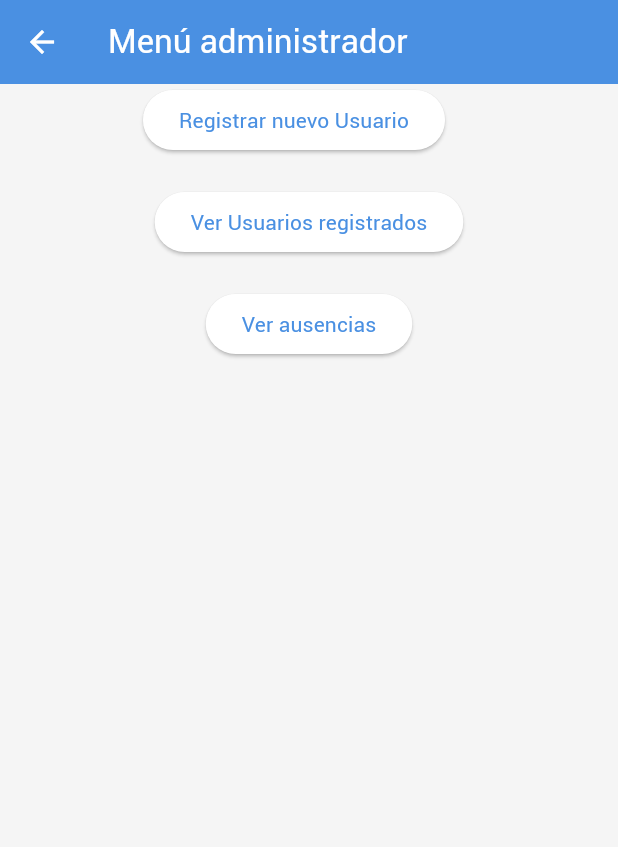
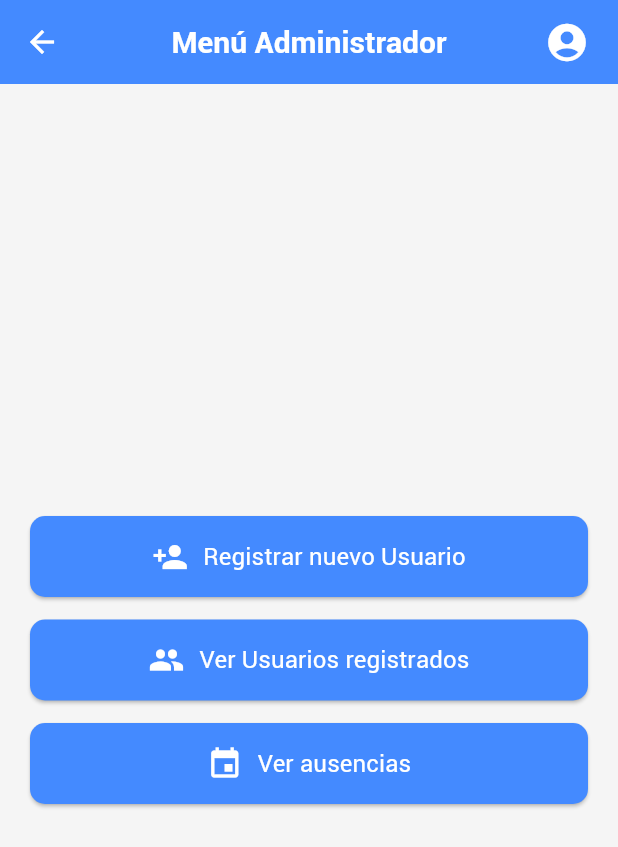
Before and after one commit to Carpetano/TFG, a Flutter app: the AdminMainMenuPage screen opened directly, on a phone screen of 412 x 824 dp. Shown: the top 847 px of the screen. Run offline on Flutter 3.47's test engine with Material 3 defaults, Android fonts, the phone set to English and light mode, and no system bars; our stand-ins replace flutter_slidable, supabase_flutter, table_calendar, video_player; accounts and stored records are empty; network calls fail.

Commit message:
pequeños cambios

```diff
--- a/codigo_fuente/lib/Paginas/admin_main_menu_page.dart
+++ b/codigo_fuente/lib/Paginas/admin_main_menu_page.dart
@@ -1,7 +1,7 @@
+import 'package:flutter/material.dart';
 import 'package:codigo/Paginas/profesor_main_menu_page.dart';
 import 'package:codigo/Paginas/register_user_page.dart';
 import 'package:codigo/Paginas/view_Users_page.dart';
-import 'package:flutter/material.dart';
 
 class AdminMainMenuPage extends StatefulWidget {
   const AdminMainMenuPage({super.key});
@@ -10,85 +10,111 @@ class AdminMainMenuPage extends StatefulWidget {
   State<AdminMainMenuPage> createState() => _AdminMainMenuPageState();
 }
 
-class _AdminMainMenuPageState extends State<AdminMainMenuPage>
-    with SingleTickerProviderStateMixin {
-  late AnimationController _controller;
-
-  @override
-  void initState() {
-    super.initState();
-    _controller = AnimationController(vsync: this);
-  }
-
-  @override
-  void dispose() {
-    _controller.dispose();
-    super.dispose();
-  }
-
+class _AdminMainMenuPageState extends State<AdminMainMenuPage> {
   @override
   Widget build(BuildContext context) {
     return Scaffold(
-      appBar: AppBar(title: Text("Menú administrador")),
-      body: Column(
-        children: [
-          // Existing content
-          Row(
-            mainAxisAlignment: MainAxisAlignment.center,
-            children: [
-              ElevatedButton(
-                onPressed: () {
-                  Navigator.push(
-                    context,
-                    MaterialPageRoute(
-                      builder: (context) => const RegistrationPage(),
-                    ),
-                  );
-                },
-                child: Text('Registrar nuevo Usuario'),
+      appBar: AppBar(
+        title: const Text(
+          "Menú Administrador",
+          style: TextStyle(fontSize: 20, fontWeight: FontWeight.bold),
+        ),
+        backgroundColor: Colors.blueAccent,
+        centerTitle: true,
+        actions: [
+          PopupMenuButton<String>(
+            onSelected: (value) {
+              if (value == 'perfil') {
+                Navigator.push(
+                  context,
+                  MaterialPageRoute(builder: (context) => const RegistrationPage()),
+                );
+              } else if (value == 'ajustes') {
+                Navigator.push(
+                  context,
+                  MaterialPageRoute(builder: (context) => const ViewUsersPage()),
+                );
+              } else if (value == 'salir') {
+                Navigator.pushReplacement(
+                  context,
+                  MaterialPageRoute(builder: (context) => const ProfesorMainMenuPage()),
+                );
+              }
+            },
+            itemBuilder: (BuildContext context) => [
+              const PopupMenuItem(
+                value: 'perfil',
+                child: Text('Ver Perfil'),
               ),
-              SizedBox(width: 20),
-            ],
-          ),
-          SizedBox(height: 20),
-          Row(
-            mainAxisAlignment: MainAxisAlignment.center,
-            children: [
-              ElevatedButton(
-                onPressed: () {
-                  Navigator.push(
-                    context,
-                    MaterialPageRoute(
-                      builder: (context) => const ViewUsersPage(),
-                    ),
-                  );
-                },
-                child: Text('Ver Usuarios registrados'),
+              const PopupMenuItem(
+                value: 'ajustes',
+                child: Text('Ajustes'),
+              ),
+              const PopupMenuItem(
+                value: 'salir',
+                child: Text('Cerrar Sesión'),
               ),
             ],
+            icon: const Icon(Icons.account_circle, size: 30, color: Colors.white),
           ),
-          SizedBox(height: 20),
-          Row(
-            mainAxisAlignment: MainAxisAlignment.center,
-            children: [
-              ElevatedButton(
-                onPressed: () {
-                  Navigator.push(
-                    context,
-                    MaterialPageRoute(
-                      builder: (context) => const ProfesorMainMenuPage(),
-                    ),
-                  );
-                },
-                child: Text('Ver ausencias'),
-              ),
-            ],
+          const SizedBox(width: 10),
+        ],
+      ),
+      body: Padding(
+        padding: const EdgeInsets.all(20.0),
+        child: Column(
+          mainAxisAlignment: MainAxisAlignment.center,
+          children: [
+            _buildMenuButton(
+              icon: Icons.person_add,
+              text: 'Registrar nuevo Usuario',
+              onTap: () => _navigateTo(const RegistrationPage()),
+            ),
+            const SizedBox(height: 15),
+            _buildMenuButton(
+              icon: Icons.people,
+              text: 'Ver Usuarios registrados',
+              onTap: () => _navigateTo(const ViewUsersPage()),
+            ),
+            const SizedBox(height: 15),
+            _buildMenuButton(
+              icon: Icons.event,
+              text: 'Ver ausencias',
+              onTap: () => _navigateTo(const ProfesorMainMenuPage()),
+            ),
+          ],
+        ),
+      ),
+    );
+  }
+
+  Widget _buildMenuButton({required IconData icon, required String text, required VoidCallback onTap}) {
+    return ElevatedButton(
+      style: ElevatedButton.styleFrom(
+        backgroundColor: Colors.blueAccent,
+        foregroundColor: Colors.white,
+        padding: const EdgeInsets.symmetric(vertical: 15, horizontal: 20),
+        shape: RoundedRectangleBorder(borderRadius: BorderRadius.circular(10)),
+      ),
+      onPressed: onTap,
+      child: Row(
+        mainAxisAlignment: MainAxisAlignment.center,
+        children: [
+          Icon(icon, size: 24),
+          const SizedBox(width: 10),
+          Text(
+            text,
+            style: const TextStyle(fontSize: 16, fontWeight: FontWeight.w500),
           ),
-          SizedBox(height: 20),
-
-          // Floating action button to toggle theme
         ],
       ),
     );
   }
+
+  void _navigateTo(Widget page) {
+    Navigator.push(
+      context,
+      MaterialPageRoute(builder: (context) => page),
+    );
+  }
 }
```
Also changed, not shown: codigo_fuente/lib/Paginas/register_user_page.dart (+91 -153 lines), codigo_fuente/lib/Paginas/view_Users_page.dart (+38 -78 lines).
